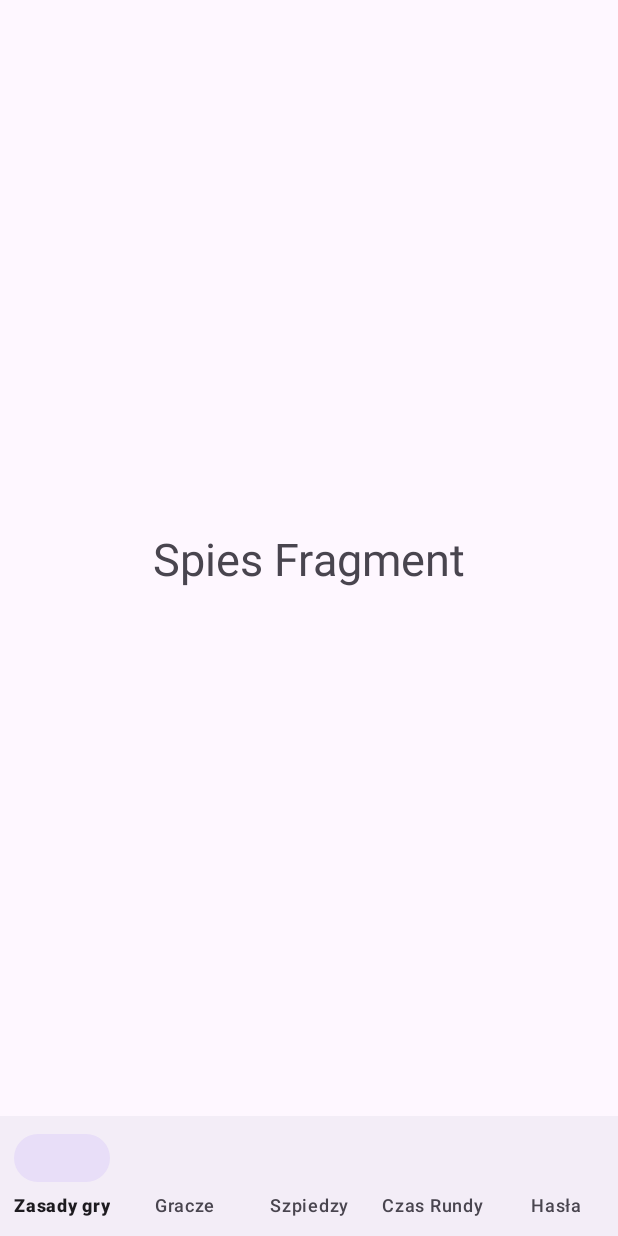
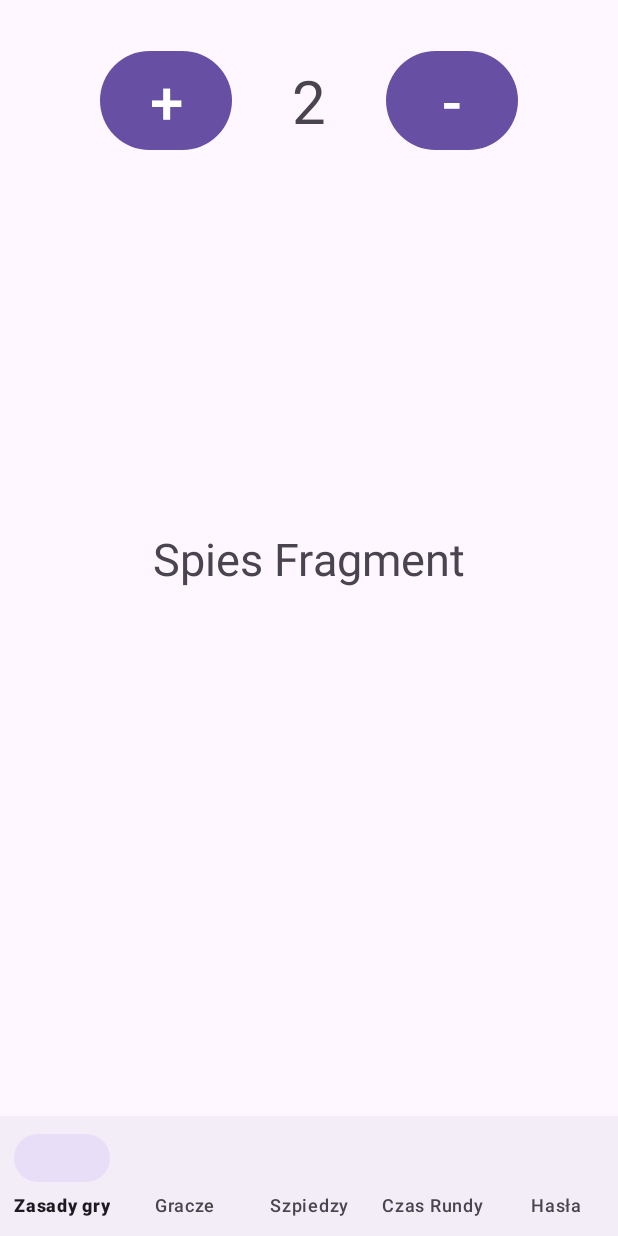
Before and after one commit to ernest-kaminski/Spy, an Android app: the fragment SpiesFragment placed in its activity, on a phone screen of 412 x 824 dp. Run offline under Robolectric (Android 15) with nearby library versions, the phone set to English and light mode, and no system bars.

Commit message:
commit 17.10v2

```diff
--- a/app/src/main/java/com/example/spy/mainFragments/SpiesFragment.java
+++ b/app/src/main/java/com/example/spy/mainFragments/SpiesFragment.java
@@ -4,6 +4,8 @@ import android.os.Bundle;
 import android.view.LayoutInflater;
 import android.view.View;
 import android.view.ViewGroup;
+import android.widget.Button;
+import android.widget.TextView;
 
 import androidx.annotation.NonNull;
 import androidx.annotation.Nullable;
@@ -13,19 +15,43 @@ import com.example.spy.R;
 
 public class SpiesFragment extends Fragment {
 
+    Button plus_btn;
+    Button minus_btn;
+    TextView count;
+    int count_value = 1;
+
+
+
     @Nullable
     @Override
     public View onCreateView(@NonNull LayoutInflater inflater, @Nullable ViewGroup container, @Nullable Bundle savedInstanceState)
     {
         View v = inflater.inflate(R.layout.spies_fragment, container, false);
 
+        plus_btn = (Button) v.findViewById(R.id.plus_btn);
+        minus_btn = (Button) v.findViewById(R.id.minus_btn);
+        count = (TextView) v.findViewById(R.id.spies_counter);
 
+        plus_btn.setOnClickListener(new View.OnClickListener() {
+            @Override
+            public void onClick(View view) {
+                if(count_value <= 8){
+                    count_value++;
+                    count.setText(String.valueOf(count_value));
+                }
+            }
+        });
 
-
-
+        minus_btn.setOnClickListener(new View.OnClickListener() {
+            @Override
+            public void onClick(View view) {
+                if(count_value > 1 )
+                {
+                count_value--;
+                count.setText(String.valueOf(count_value));}
+            }
+        });
         return v;
-
-
 
     }
 }
--- a/app/src/main/res/layout/spies_fragment.xml
+++ b/app/src/main/res/layout/spies_fragment.xml
@@ -3,6 +3,51 @@
     android:layout_width="match_parent"
     android:layout_height="match_parent"
     xmlns:app="http://schemas.android.com/apk/res-auto">
+
+
+
+
+    <LinearLayout
+        android:layout_width="match_parent"
+        android:layout_height="wrap_content"
+        android:orientation="horizontal"
+        app:layout_constraintTop_toTopOf="parent"
+        android:gravity="center"
+        >
+
+            <Button
+                android:id="@+id/plus_btn"
+                android:layout_width="wrap_content"
+                android:layout_height="wrap_content"
+                android:text="+"
+                android:textSize="40dp"/>
+
+            <TextView
+                android:id="@+id/spies_counter"
+                android:layout_width="wrap_content"
+                android:layout_height="wrap_content"
+                android:text="2"
+                android:textSize="40dp"
+                android:padding="40dp"/>
+
+
+            <Button
+                android:id="@+id/minus_btn"
+                android:layout_width="wrap_content"
+                android:layout_height="wrap_content"
+                android:text="-"
+                android:textSize="40dp"/>
+    </LinearLayout>
+
+
+
+
+
+
+
+
+
+
 
     <TextView
         android:id="@+id/fragment_spies"
@@ -15,4 +60,8 @@
         app:layout_constraintBottom_toBottomOf="parent"
         android:textSize="30dp"/>
 
+
+
+
+
 </androidx.constraintlayout.widget.ConstraintLayout>
```
